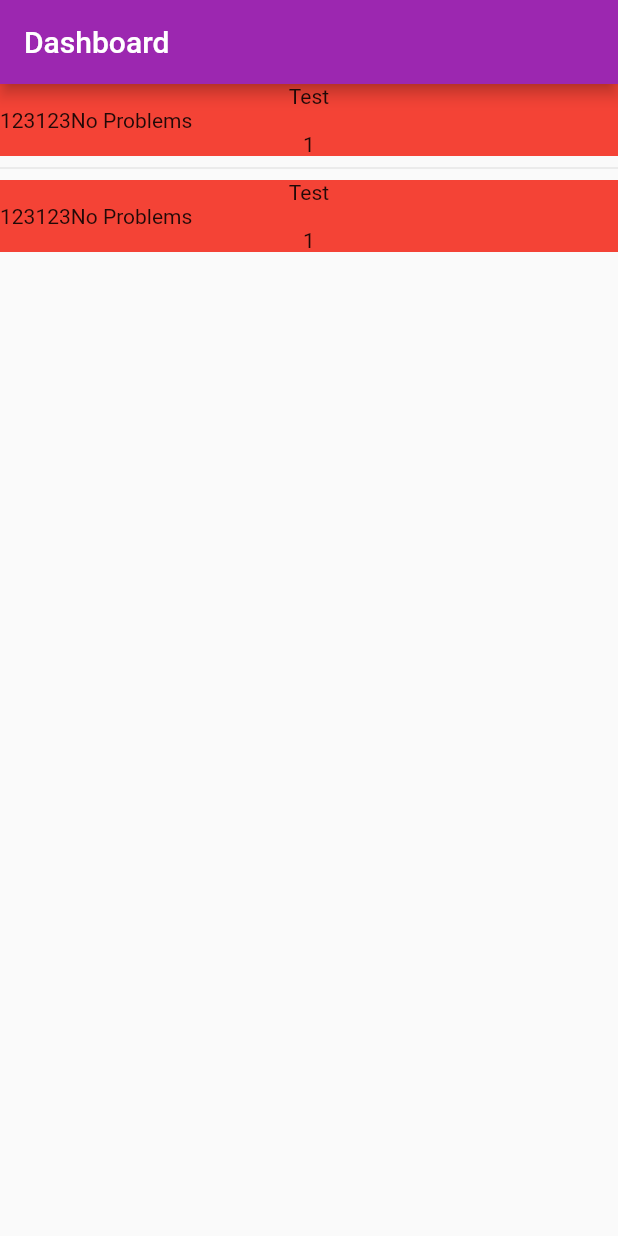
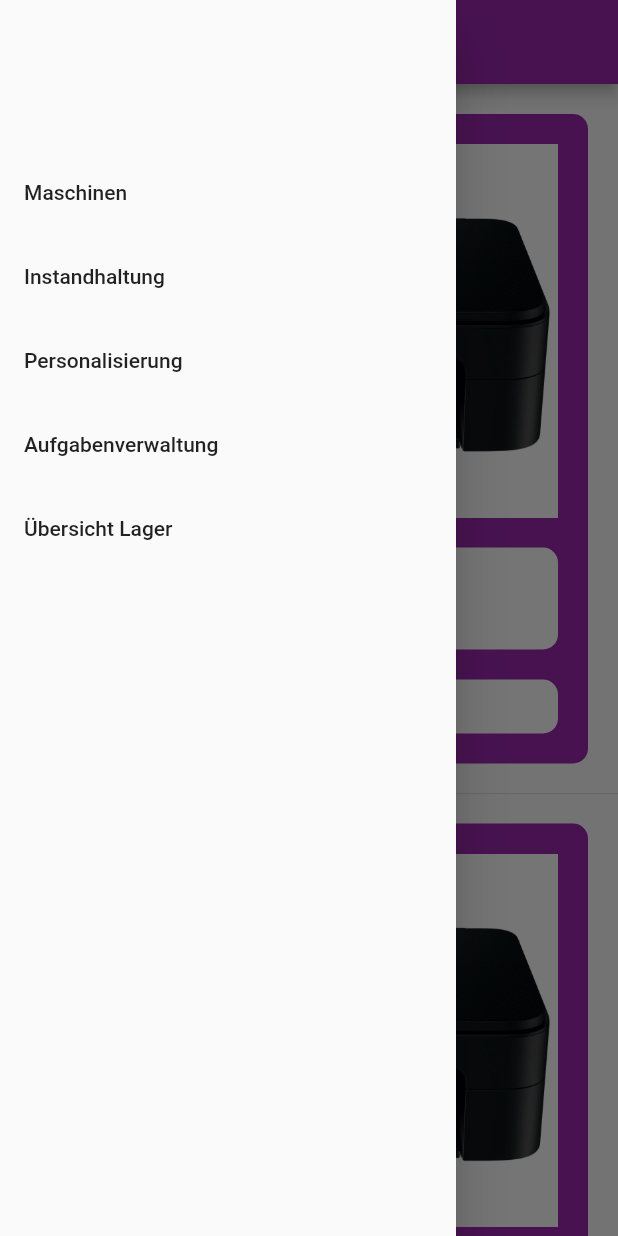
Before and after one commit to 100xA/IntegrationFlutterApp, a Flutter app: the screen it shows after launch, with the side drawer open (before the commit the screen has no drawer), on a phone screen of 412 x 824 dp. Run offline on Flutter 3.47's test engine with Material 2 defaults, Android fonts, the phone set to English and light mode, and no system bars; our stand-ins replace cloud_firestore, equatable, firebase_core, firebase_database, get_it; accounts and stored records are empty.

Commit message:
Added UI for Dashboard

```diff
--- a/lib/components/dashboard/ui/integration_dashboard.dart
+++ b/lib/components/dashboard/ui/integration_dashboard.dart
@@ -1,40 +1,37 @@
 // ignore: must_be_immutable
 import 'package:flutter/material.dart';
-import 'package:integration_flutter_app/components/dashboard/repo/item.dart';
-import 'package:integration_flutter_app/design/widgets/dashboard_item.dart';
+import 'package:integration_flutter_app/misc/widgets/dashboard_item.dart';
+import 'package:integration_flutter_app/misc/widgets/integration_dashboard_drawer.dart';
 
 class IntegrationDashboard extends StatelessWidget {
-  IntegrationDashboard({
-    super.key,
-    required this.title,
-  });
-  String title = "";
+  const IntegrationDashboard({super.key});
+
   @override
   Widget build(BuildContext context) {
     return Scaffold(
+      drawer: const IntegrationDashboardDrawer(),
       appBar: AppBar(
-        title: Text(title),
+        title: const Text("Dashboard"),
       ),
       body: SingleChildScrollView(
         child: Column(
-
-            // horizontal).
           mainAxisAlignment: MainAxisAlignment.center,
           children: <Widget>[
             ListView.separated(
               physics: const BouncingScrollPhysics(),
-                separatorBuilder: (_, __) => Divider(),
+              separatorBuilder: (_, __) => const Divider(height: 0),
               shrinkWrap: true,
               itemBuilder: ((context, index) {
-                  return DashboardItem(
-                      name: "Test",
+                return const DashboardItem(
+                    name: "Sortiermaschine Peter",
                     serialNumber: 123123,
-                      currentProblems: "No Problems",
+                    currentProblems: "Keine Betriebsstoffe",
                     type: 1);
               }),
               itemCount: 2,
             ),
-            ]),
+          ],
+        ),
       ),
     );
   }
--- a/lib/design/widgets/dashboard_item.dart
+++ /dev/null
@@ -1,30 +0,0 @@
-import 'package:flutter/material.dart';
-import 'package:integration_flutter_app/components/dashboard/repo/item.dart';
-
-class DashboardItem extends StatelessWidget {
-  final String name;
-  final int serialNumber;
-  final String currentProblems;
-  final int type;
-
-  const DashboardItem(
-      {super.key,
-      required this.name,
-      required this.serialNumber,
-      required this.currentProblems,
-      required this.type});
-
-  @override
-  Widget build(BuildContext context) {
-    return Container(
-      color: Colors.red,
-      child: Column(children: [
-        Center(child: Text(name)),
-        Row(
-          children: [Text(serialNumber.toString()), Text(currentProblems)],
-        ),
-        Text(type.toString())
-      ]),
-    );
-  }
-}
--- a/lib/integrationApp.dart
+++ b/lib/integrationApp.dart
@@ -1,5 +1,5 @@
 import 'package:flutter/material.dart';
-import 'package:integration_flutter_app/design/colors.dart';
+import 'package:integration_flutter_app/misc/design/colors.dart';
 
 import 'components/dashboard/ui/integration_dashboard.dart';
 
@@ -13,7 +13,7 @@ class IntegrationApp extends StatelessWidget {
       theme: ThemeData(
         primarySwatch: purpleColor,
       ),
-      home: IntegrationDashboard(title: 'Dashboard'),
+      home: const IntegrationDashboard(),
     );
   }
 }
--- /dev/null
+++ b/lib/misc/widgets/dashboard_item.dart
@@ -0,0 +1,81 @@
+import 'package:flutter/cupertino.dart';
+import 'package:flutter/material.dart';
+import 'package:integration_flutter_app/components/dashboard/repo/item.dart';
+import 'package:integration_flutter_app/misc/design/colors.dart';
+
+class DashboardItem extends StatelessWidget {
+  final String name;
+  final int serialNumber;
+  final String currentProblems;
+  final int type;
+
+  const DashboardItem(
+      {super.key,
+      required this.name,
+      required this.serialNumber,
+      required this.currentProblems,
+      required this.type});
+
+  String _checkCurrentProblems(String currentProblems) {
+    return currentProblems.isEmpty ? "Keine Probleme zurzeit" : currentProblems;
+  }
+
+  @override
+  Widget build(BuildContext context) {
+    return Padding(
+      padding: const EdgeInsets.all(20),
+      child: Container(
+        padding: const EdgeInsets.all(20),
+        decoration: const BoxDecoration(
+          color: purpleColor,
+          borderRadius: BorderRadius.all(
+            Radius.circular(10),
+          ),
+        ),
+        child: Column(
+          crossAxisAlignment: CrossAxisAlignment.stretch,
+          children: [
+            const Image(image: AssetImage("assets/img/test-drucker.webp")),
+            const SizedBox(
+              height: 20,
+            ),
+            Container(
+              padding: const EdgeInsets.all(10),
+              decoration: const BoxDecoration(
+                  color: Colors.white,
+                  borderRadius: BorderRadius.all(Radius.circular(10))),
+              child: Column(
+                crossAxisAlignment: CrossAxisAlignment.start,
+                children: [
+                  Text(
+                    "Name: $name",
+                    textAlign: TextAlign.left,
+                  ),
+                  Text(
+                    "Nummer: $serialNumber",
+                    textAlign: TextAlign.left,
+                  ),
+                  Text(
+                    "Art: $type",
+                    textAlign: TextAlign.left,
+                  )
+                ],
+              ),
+            ),
+            const SizedBox(height: 20),
+            Container(
+              padding: const EdgeInsets.all(10),
+              decoration: const BoxDecoration(
+                  color: Colors.white,
+                  borderRadius: BorderRadius.all(Radius.circular(10))),
+              child: Text(
+                "Aktuelle Probleme: ${_checkCurrentProblems(currentProblems)}",
+                textAlign: TextAlign.left,
+              ),
+            ),
+          ],
+        ),
+      ),
+    );
+  }
+}
--- /dev/null
+++ b/lib/misc/widgets/integration_dashboard_drawer.dart
@@ -0,0 +1,39 @@
+import 'package:flutter/material.dart';
+
+class IntegrationDashboardDrawer extends StatelessWidget {
+  const IntegrationDashboardDrawer({super.key});
+
+  @override
+  Widget build(BuildContext context) {
+    return Drawer(
+      child: ListView(
+        padding: EdgeInsets.zero,
+        children: [
+          const SizedBox(
+            height: 100,
+          ),
+          ListTile(
+            title: const Text("Maschinen"),
+            onTap: () {},
+          ),
+          ListTile(
+            title: const Text("Instandhaltung"),
+            onTap: () {},
+          ),
+          ListTile(
+            title: const Text("Personalisierung"),
+            onTap: () {},
+          ),
+          ListTile(
+            title: const Text("Aufgabenverwaltung"),
+            onTap: () {},
+          ),
+          ListTile(
+            title: const Text("Übersicht Lager"),
+            onTap: () {},
+          ),
+        ],
+      ),
+    );
+  }
+}
```
Also changed, not shown: lib/misc/widgets/integration_app_bar.dart (added, +137 -0 lines), lib/misc/widgets/integration_back_button.dart (added, +17 -0 lines), pubspec.yaml (+8 -67 lines), lib/misc/design/colors.dart (renamed from lib/design/colors.dart), 63 other files. Lines whose indentation alone changed are shown as unchanged.
